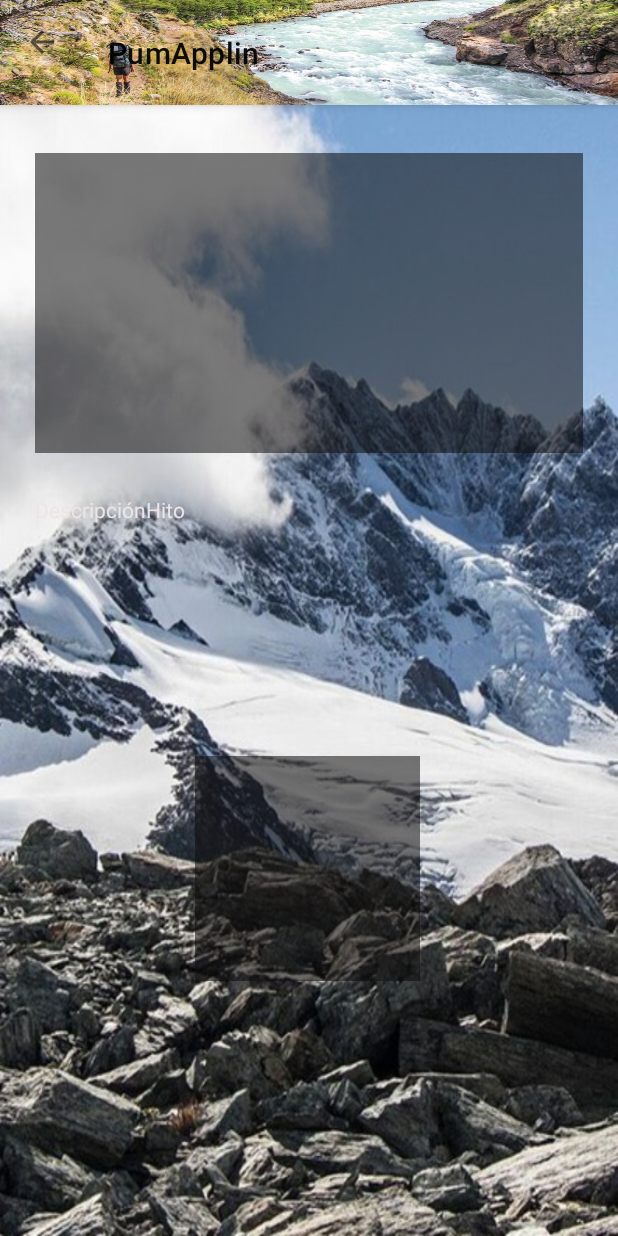
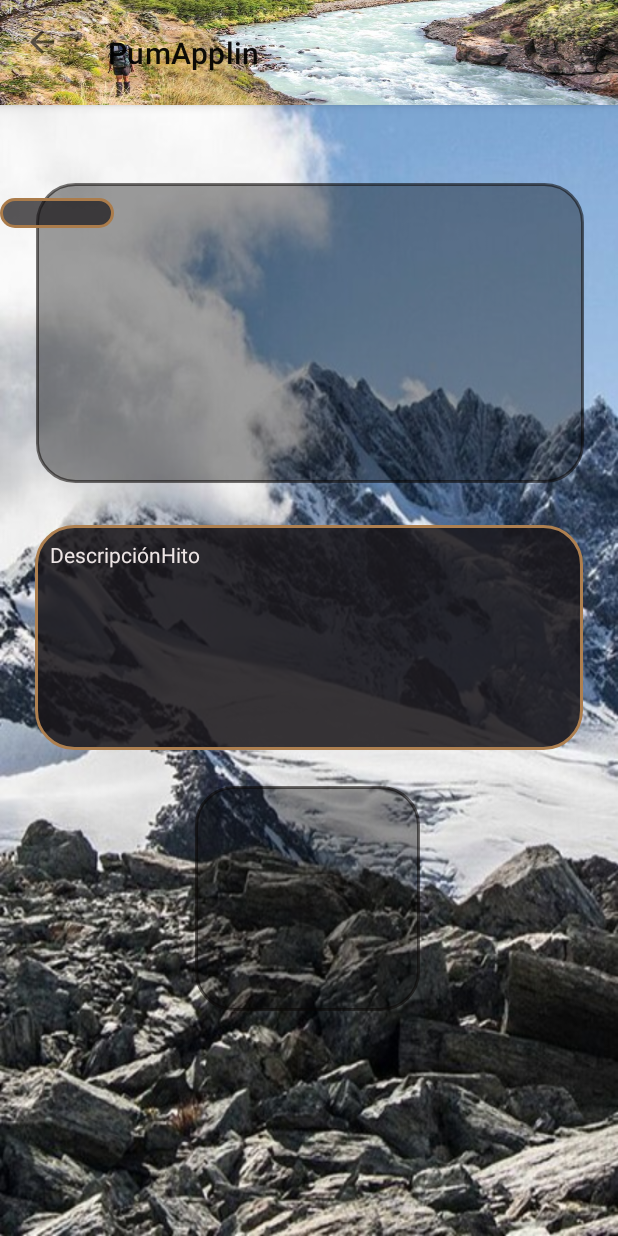
Before and after one commit to SrBrian26/App-sin-nombre, an Android app: the InfoQrHitoActivity screen opened directly, with no data from a screen before it, on a phone screen of 412 x 824 dp. Run offline under Robolectric (Android 15) with nearby library versions, the phone set to English and light mode, and no system bars; our stand-ins replace Room's generated code.

Commit message:
PRUEBA 4.  C T M

```diff
--- a/app/src/main/res/drawable/borde_redondo.xml
+++ b/app/src/main/res/drawable/borde_redondo.xml
@@ -3,7 +3,7 @@
     android:shape="rectangle">
     <stroke
         android:width="2sp"
-        android:color="#F40027"/>
+        android:color="#AB7C4B"/>
     <padding
         android:bottom="10sp"
         android:left="10sp"
@@ -11,5 +11,5 @@
         android:top="10sp"
         />
     <corners android:radius="25dp"/>
-    <solid android:color="#C8FF00E8"/>
+    <solid android:color="#B2141114"/>
 </shape>
--- a/app/src/main/res/layout/activity_info_qr_hito.xml
+++ b/app/src/main/res/layout/activity_info_qr_hito.xml
@@ -1,11 +1,11 @@
 <androidx.constraintlayout.widget.ConstraintLayout xmlns:android="http://schemas.android.com/apk/res/android"
     xmlns:app="http://schemas.android.com/apk/res-auto"
     xmlns:tools="http://schemas.android.com/tools"
+    android:id="@+id/main"
     android:layout_width="match_parent"
-        android:layout_height="match_parent"
 
 
-        android:id="@+id/main"
+    android:layout_height="match_parent"
     android:background="@drawable/background_grande_hito"
     tools:context=".activities.InfoQR.InfoQrHitoActivity">
 
@@ -15,29 +15,27 @@
         android:layout_width="match_parent"
         android:layout_height="70dp"
         android:background="@drawable/background_info_hito"
-            app:titleTextColor="#EE000000"
-            app:subtitleTextColor="#070707"
         android:elevation="4dp"
         app:layout_constraintEnd_toEndOf="parent"
         app:layout_constraintStart_toStartOf="parent"
         app:layout_constraintTop_toTopOf="parent"
-            app:popupTheme="@style/ThemeOverlay.AppCompat.DayNight" />
+        app:popupTheme="@style/ThemeOverlay.AppCompat.DayNight"
+        app:subtitleTextColor="#070707"
+        app:titleTextColor="#EE000000" />
 
 
     <ImageView
         android:id="@+id/traerImgPrincipalHito"
         android:layout_width="365dp"
         android:layout_height="200dp"
-            android:layout_marginTop="32dp"
+        android:layout_marginTop="52dp"
+        android:background="@drawable/borde_redondo"
+        android:backgroundTint="#8B0F0E0E"
+        android:backgroundTintMode="multiply"
         app:layout_constraintEnd_toEndOf="parent"
+        app:layout_constraintHorizontal_bias="0.51"
         app:layout_constraintStart_toStartOf="parent"
-            app:layout_constraintTop_toBottomOf="@+id/toolbarHito"
-            android:background="#FFFFFF"
-            android:backgroundTint="#8B0F0E0E"
-            android:backgroundTintMode="multiply"/>
-
-
-
+        app:layout_constraintTop_toBottomOf="@+id/toolbarHito" />
 
     <ImageView
         android:id="@+id/traerImg2Hito"
@@ -46,13 +44,13 @@
         android:layout_marginStart="15dp"
         android:layout_marginTop="24dp"
         android:layout_marginEnd="15dp"
+        android:background="@drawable/borde_redondo"
+        android:backgroundTint="#8B0F0E0E"
+        android:backgroundTintMode="multiply"
         app:layout_constraintEnd_toEndOf="parent"
         app:layout_constraintHorizontal_bias="0.497"
         app:layout_constraintStart_toStartOf="parent"
-            app:layout_constraintTop_toBottomOf="@+id/traerDescHito"
-            android:background="#FFFFFF"
-            android:backgroundTint="#8B0F0E0E"
-            android:backgroundTintMode="multiply"/>
+        app:layout_constraintTop_toBottomOf="@+id/traerDescHito" />
 
     <!--
         <TextView
@@ -79,6 +77,7 @@
         android:layout_height="150dp"
         android:layout_marginTop="28dp"
         android:autoSizeTextType="none"
+        android:background="@drawable/borde_redondo"
         android:backgroundTint="#8B0F0E0E"
         android:backgroundTintMode="screen"
         android:text="DescripciónHito"
@@ -91,10 +90,21 @@
 
     <TextView
         android:id="@+id/textView"
-        android:layout_width="wrap_content"
-        android:layout_height="wrap_content"
-        android:text="TextView"
-        tools:layout_editor_absoluteX="179dp"
-        tools:layout_editor_absoluteY="75dp" />
+        android:layout_width="76dp"
+        android:layout_height="20dp"
+        android:layout_marginTop="16dp"
+        android:layout_marginBottom="672dp"
+        android:background="@drawable/borde_redondo"
+        android:elevation="5dp"
+        android:text="Hito"
+        android:textColor="#FFFFFF"
+        android:textColorHighlight="#FFFFFF"
+        android:textColorHint="#FFFFFF"
+        android:textColorLink="#FFFFFF"
+        app:layout_constraintBottom_toBottomOf="parent"
+        app:layout_constraintTop_toTopOf="parent"
+        app:layout_constraintVertical_bias="1.0"
+        tools:ignore="MissingConstraints"
+        tools:layout_editor_absoluteX="16dp" />
 
 </androidx.constraintlayout.widget.ConstraintLayout>
--- a/gradle/libs.versions.toml
+++ b/gradle/libs.versions.toml
@@ -1,5 +1,5 @@
  [versions]
-agp = "8.5.2"
+agp = "8.6.0"
 coreSplashscreen = "1.0.1"
 kotlin = "1.9.0"
 coreKtx = "1.13.1"
```
Lines whose indentation alone changed are shown as unchanged.
